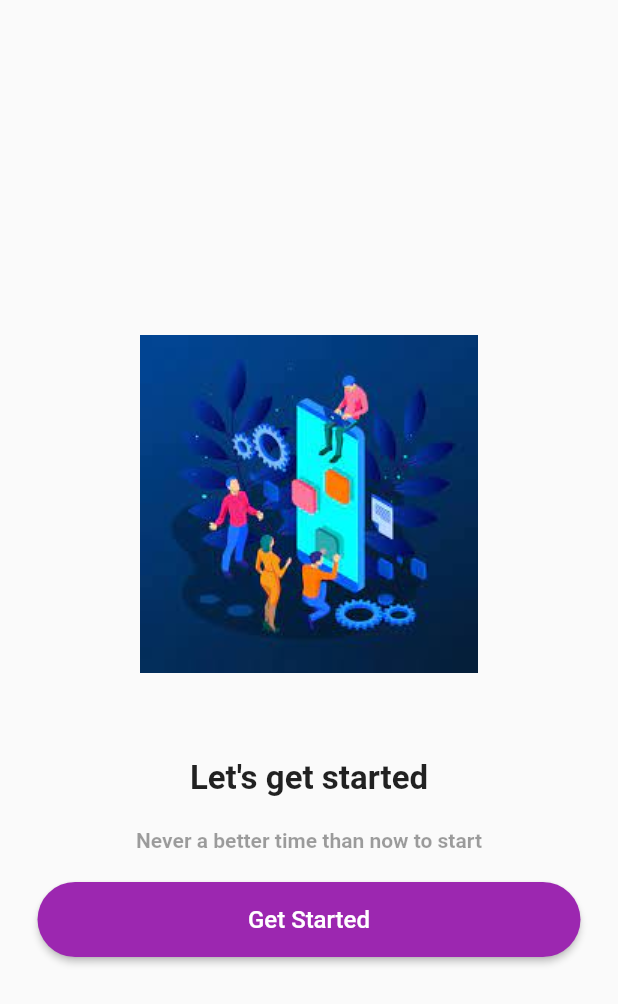
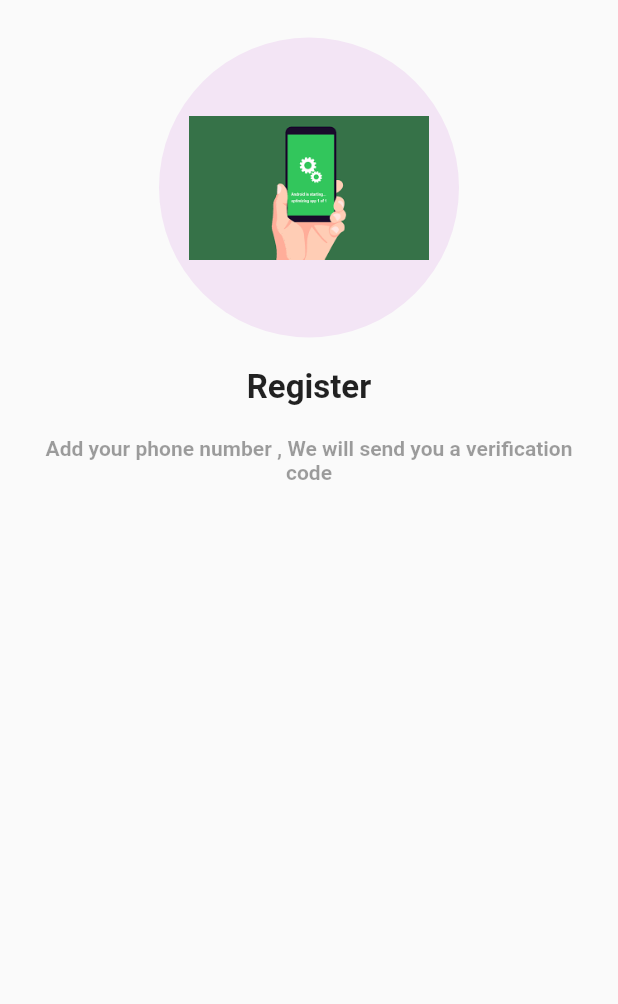
Before and after one commit to mohamedmostfa2000/Phone_Auth_Flutter_FireBase_App, a Flutter app: the screen it shows after launch, after a tap on "Get Started", on a phone screen of 412 x 824 dp. Shown: the top 1004 px of the screen. Run offline on Flutter 3.47's test engine with Material 2 defaults, Android fonts, the light colour scheme and no system bars.

Commit message:
Mohamed Mostfa - adding picture and text in register screen

```diff
--- /dev/null
+++ b/lib/Screens/Register_Screen.dart
@@ -0,0 +1,60 @@
+import 'package:flutter/material.dart';
+
+class RegisterScreen extends StatefulWidget {
+  const RegisterScreen({super.key});
+
+  @override
+  State<RegisterScreen> createState() => _RegisterScreenState();
+}
+
+class _RegisterScreenState extends State<RegisterScreen> {
+  @override
+  Widget build(BuildContext context) {
+    return Scaffold(
+      body: SafeArea(
+        child: Center(
+          child: Padding(
+            padding: const EdgeInsets.symmetric(vertical: 25, horizontal: 25),
+            child: Column(
+              children: [
+                Container(
+                  width: 200,
+                  height: 200,
+                  padding: const EdgeInsets.all(20.0),
+                  decoration: BoxDecoration(
+                    shape: BoxShape.circle,
+                    color: Colors.purple.shade50,
+                  ),
+                  child: Image.asset("assets/image2.png"),
+                ),
+                const SizedBox(
+                  height: 20,
+                ),
+                const Text(
+                  "Register",
+                  style: TextStyle(
+                    fontSize: 22,
+                    fontWeight: FontWeight.bold,
+                  ),
+                ),
+                const SizedBox(height: 20),
+                const Text(
+                  "Add your phone number , We will send you a verification code",
+                  style: TextStyle(
+                    fontSize: 14,
+                    color: Colors.black38,
+                    fontWeight: FontWeight.bold,
+                  ),
+                  textAlign: TextAlign.center,
+                ),
+                const SizedBox(
+                  height: 20,
+                ),
+              ],
+            ),
+          ),
+        ),
+      ),
+    );
+  }
+}
--- a/lib/Screens/Welcome_Screen.dart
+++ b/lib/Screens/Welcome_Screen.dart
@@ -3,6 +3,7 @@ import 'package:flutter/src/widgets/container.dart';
 import 'package:flutter/src/widgets/framework.dart';
 
 import 'package:flutter/material.dart';
+import 'package:phone_auth_flutter_firebase/Screens/Register_Screen.dart';
 import 'package:phone_auth_flutter_firebase/Widgets/Custom_Button.dart';
 
 class WelcomeScreen extends StatefulWidget {
@@ -50,7 +51,17 @@ class _WelcomeScreenState extends State<WelcomeScreen> {
               SizedBox(
                 width: 400,
                 height: 50,
-                child: CustomButton(text: "Get Started", onPressed: () {}),
+                child: CustomButton(
+                  text: "Get Started",
+                  onPressed: () {
+                    Navigator.push(
+                      context,
+                      MaterialPageRoute(
+                        builder: (context) => const RegisterScreen(),
+                      ),
+                    );
+                  },
+                ),
               )
             ],
           ),
```
Also changed, not shown: assets/image2.png (added).
